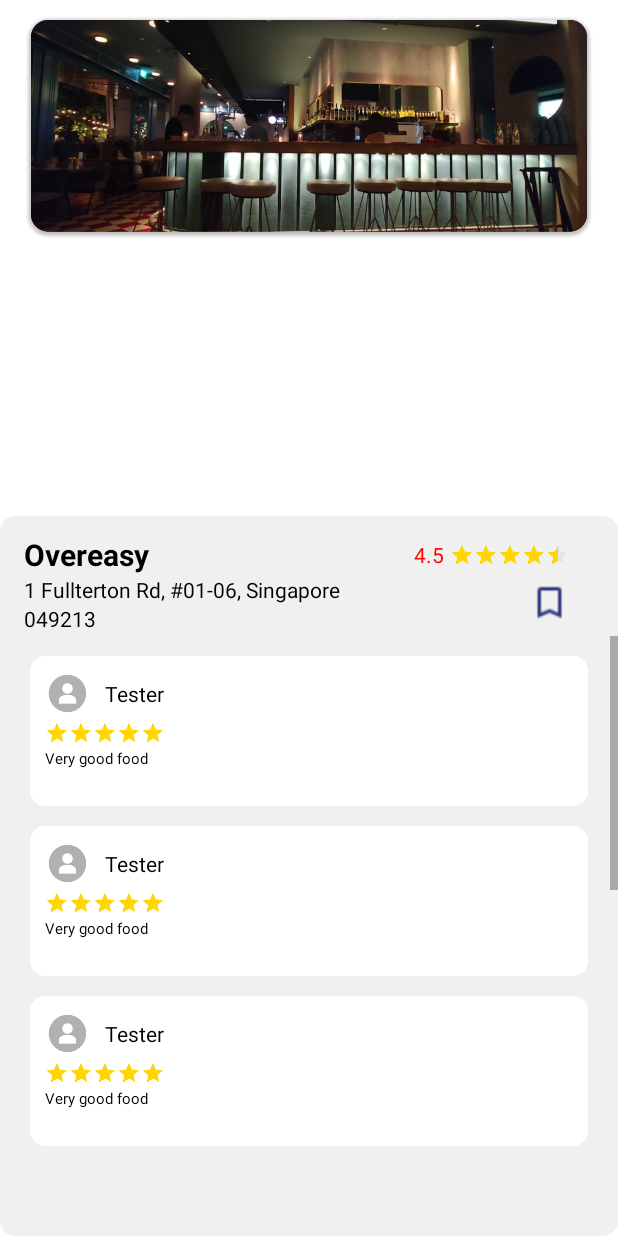
After one commit to AlexSiek/ANDE2020, an Android app: the RecoDetailActivity screen opened directly, with no data from a screen before it, on a phone screen of 412 x 824 dp. The commit adds this screen. Run offline under Robolectric (Android 15) with nearby library versions, the phone set to English and light mode, and no system bars.

Commit message:
Created Recommendation Detail Page, roughly done with base design

```diff
--- a/app/src/main/AndroidManifest.xml
+++ b/app/src/main/AndroidManifest.xml
@@ -38,6 +38,9 @@
         <activity android:name="com.example.exploresg.databaseTestActivity">
 
         </activity>
+        <activity android:name="com.example.exploresg.RecoDetailActivity">
+
+        </activity>
         <service
             android:name="com.example.exploresg.NotificationService"
             android:enabled="false"
--- /dev/null
+++ b/app/src/main/java/com/example/exploresg/RecoDetailActivity.java
@@ -0,0 +1,82 @@
+package com.example.exploresg;
+
+import android.os.Bundle;
+import android.widget.ImageView;
+import android.widget.RatingBar;
+import android.widget.TextView;
+import android.widget.Toast;
+
+import androidx.appcompat.app.AppCompatActivity;
+import androidx.recyclerview.widget.LinearLayoutManager;
+import androidx.recyclerview.widget.RecyclerView;
+
+import java.util.ArrayList;
+
+public class RecoDetailActivity extends AppCompatActivity {
+
+    private RecyclerView reviewRecyclerView;
+    private ArrayList<Reviewitem> reviewItem = new ArrayList<>();
+
+    @Override
+    protected void onCreate(Bundle savedInstanceState) {
+        super.onCreate(savedInstanceState);
+        setContentView(R.layout.recodetail_activity);
+        //RecyclerView
+        bindItemData();
+        setUIRef();
+
+
+        // To be called after fetching data - Set Selected Reco Detail Info
+        setRecoDetailData();
+    }
+
+    private void setUIRef()
+    {
+        //Reference of RecyclerView
+        reviewRecyclerView = findViewById(R.id.reviewItems);
+        //Linear Layout Manager
+        LinearLayoutManager linearLayoutManager = new LinearLayoutManager(RecoDetailActivity.this, RecyclerView.VERTICAL, false);
+        //Set Layout Manager to RecyclerView
+        reviewRecyclerView.setLayoutManager(linearLayoutManager);
+
+        //Create adapter
+        ReviewRecycleritemArrayAdapter myRecyclerViewAdapter = new ReviewRecycleritemArrayAdapter(reviewItem, new ReviewRecycleritemArrayAdapter.MyRecyclerViewItemClickListener()
+        {
+            //Handling clicks
+            @Override
+            public void onItemClicked(Reviewitem reviewItem)
+            {
+                Toast.makeText(RecoDetailActivity.this, reviewItem.getAuthorName(), Toast.LENGTH_SHORT).show();
+            }
+        });
+
+        //Set adapter to RecyclerView
+        reviewRecyclerView.setAdapter(myRecyclerViewAdapter);
+    }
+
+    private void bindItemData()
+    {
+        reviewItem.add(new Reviewitem(R.drawable.test_profile, "Tester", 5, "Very good food"));
+        reviewItem.add(new Reviewitem(R.drawable.test_profile, "Tester", 5, "Very good food"));
+        reviewItem.add(new Reviewitem(R.drawable.test_profile, "Tester", 5, "Very good food"));
+    }
+
+    private void setRecoDetailData() {
+        // Declaration
+        ImageView image = findViewById(R.id.restaurantImage);
+        TextView name = findViewById(R.id.name);
+        RatingBar rating = findViewById(R.id.rating);
+        TextView ratingNumber = findViewById(R.id.ratingNumber);
+        TextView vicinity = findViewById(R.id.location);
+        TextView postalCode = findViewById(R.id.postalCode);
+
+        // Assign Values Here
+        image.setImageResource(R.drawable.test_overeasy_rect);
+        name.setText("Overeasy");
+        rating.setRating((float) 4.5);
+        ratingNumber.setText("4.5");
+        vicinity.setText("1 Fullterton Rd, #01-06, Singapore");
+        postalCode.setText("049213");
+    }
+
+}
--- a/app/src/main/java/com/example/exploresg/RecoPageActivity.java
+++ b/app/src/main/java/com/example/exploresg/RecoPageActivity.java
@@ -2,6 +2,7 @@
 
 import android.Manifest;
 import android.annotation.SuppressLint;
+import android.content.Intent;
 import android.content.pm.PackageManager;
 import android.location.Location;
 import android.location.LocationListener;
@@ -143,6 +144,8 @@
                                 public void onItemClicked(SubRecycleritem locationItem)
                                 {
                                     Toast.makeText(RecoPageActivity.this, locationItem.getName(), Toast.LENGTH_SHORT).show();
+                                    Intent i = new Intent(RecoPageActivity.this, RecoDetailActivity.class);
+                                    startActivity(i);
                                 }
                             });
 
--- a/app/src/main/java/com/example/exploresg/RecommendationDetailItem.java
+++ /dev/null
@@ -1,10 +0,0 @@
-package com.example.exploresg;
-
-public class RecommendationDetailItem {
-
-
-
-    public RecommendationDetailItem () {
-
-    }
-}
--- /dev/null
+++ b/app/src/main/java/com/example/exploresg/ReviewRecycleritemArrayAdapter.java
@@ -0,0 +1,98 @@
+package com.example.exploresg;
+
+import android.graphics.Color;
+import android.media.Rating;
+import android.view.LayoutInflater;
+import android.view.View;
+import android.view.ViewGroup;
+import android.widget.ImageView;
+import android.widget.RatingBar;
+import android.widget.TextView;
+
+import androidx.annotation.NonNull;
+import androidx.recyclerview.widget.RecyclerView;
+
+import org.w3c.dom.Text;
+
+import java.util.ArrayList;
+
+public class ReviewRecycleritemArrayAdapter extends RecyclerView.Adapter<ReviewRecycleritemArrayAdapter.MyViewHolder> {
+
+    private ArrayList<Reviewitem> reviewItem;
+    private ReviewRecycleritemArrayAdapter.MyRecyclerViewItemClickListener mItemClickListener;
+    public ReviewRecycleritemArrayAdapter(ArrayList<Reviewitem> reviewItem, ReviewRecycleritemArrayAdapter.MyRecyclerViewItemClickListener itemClickListener) {
+        this.reviewItem = reviewItem;
+        this.mItemClickListener = itemClickListener;
+    }
+
+    @NonNull
+    @Override
+    public ReviewRecycleritemArrayAdapter.MyViewHolder onCreateViewHolder(@NonNull ViewGroup parent, int viewType) {
+        //Inflate RecyclerView row
+        View view = LayoutInflater.from(parent.getContext()).inflate(R.layout.review_recycleritem, parent, false);
+
+        //Create View Holder
+        final ReviewRecycleritemArrayAdapter.MyViewHolder myViewHolder = new ReviewRecycleritemArrayAdapter.MyViewHolder(view);
+
+        //Item Clicks
+        myViewHolder.itemView.setOnClickListener(new View.OnClickListener() {
+            @Override
+            public void onClick(View v) {
+                mItemClickListener.onItemClicked(reviewItem.get(myViewHolder.getLayoutPosition()));
+            }
+        });
+
+        return myViewHolder;
+    }
+
+    @Override
+    public void onBindViewHolder(@NonNull ReviewRecycleritemArrayAdapter.MyViewHolder holder, int position) {
+
+        int profilePicture = reviewItem.get(position).getAuthorImage();
+        String authorName = reviewItem.get(position).getAuthorName();
+        double rating = reviewItem.get(position).getRating();
+        String review = reviewItem.get(position).getReview();
+        //Set Image
+        holder.profilePicture.setImageResource(profilePicture);
+        holder.authorName.setText(authorName);
+        holder.rating.setRating((float) rating);
+        holder.review.setText(review);
+    }
+
+    @Override
+    public int getItemCount() {
+        return reviewItem.size();
+    }
+
+    @Override
+    public int getItemViewType(int position) {
+        return position;
+    }
+
+    @Override
+    public long getItemId(int position) {
+        return position;
+    }
+
+    //RecyclerView View Holder
+    class MyViewHolder extends RecyclerView.ViewHolder {
+        private ImageView profilePicture;
+        private TextView authorName;
+        private RatingBar rating;
+        private TextView review;
+
+        MyViewHolder(@NonNull View itemView) {
+            super(itemView);
+            profilePicture = itemView.findViewById(R.id.profilePicture);
+            authorName = itemView.findViewById(R.id.authorName);
+            rating = itemView.findViewById(R.id.reviewRating);
+            review = itemView.findViewById(R.id.review);
+        }
+    }
+
+    //RecyclerView Click Listener
+    public interface MyRecyclerViewItemClickListener {
+        void onItemClicked(Reviewitem reviewitem);
+    }
+
+}
--- /dev/null
+++ b/app/src/main/java/com/example/exploresg/Reviewitem.java
@@ -0,0 +1,24 @@
+package com.example.exploresg;
+
+public class Reviewitem {
+
+    private int authorImage;
+    private String authorName;
+    private double rating;
+    private String review;
+
+    public Reviewitem(int authorImage, String authorName, double rating, String review) {
+        this.authorImage = authorImage;
+        this.authorName = authorName;
+        this.rating = rating;
+        this.review = review;
+    }
+
+    public int getAuthorImage() { return this.authorImage; }
+
+    public String getAuthorName() { return this.authorName; }
+
+    public double getRating() { return this.rating; }
+
+    public String getReview() { return this.review; }
+}
--- a/app/src/main/java/com/example/exploresg/SubRecycleritemArrayAdapter.java
+++ b/app/src/main/java/com/example/exploresg/SubRecycleritemArrayAdapter.java
@@ -4,6 +4,7 @@
 import android.view.LayoutInflater;
 import android.view.View;
 import android.view.ViewGroup;
+import android.widget.ImageSwitcher;
 import android.widget.ImageView;
 import android.widget.RatingBar;
 import android.widget.TextView;
--- /dev/null
+++ b/app/src/main/res/drawable/reviewitem_background.xml
@@ -0,0 +1,9 @@
+<?xml version="1.0" encoding="utf-8"?>
+<selector xmlns:android="http://schemas.android.com/apk/res/android">
+    <item>
+        <shape android:shape="rectangle">
+            <solid android:color="#FFFFFF"/>
+            <corners android:radius="10dp"/>
+        </shape>
+    </item>
+</selector>
--- a/app/src/main/res/layout/about_activity.xml
+++ b/app/src/main/res/layout/about_activity.xml
@@ -159,7 +159,7 @@
         android:id="@+id/textView11"
         android:layout_width="wrap_content"
         android:layout_height="wrap_content"
-        android:layout_marginStart="75dp"
+        android:layout_marginStart="78dp"
         android:layout_marginTop="12dp"
         android:text="Alex Siek"
         app:layout_constraintStart_toEndOf="@+id/textView10"
@@ -169,7 +169,7 @@
         android:id="@+id/textView12"
         android:layout_width="wrap_content"
         android:layout_height="wrap_content"
-        android:layout_marginStart="70dp"
+        android:layout_marginStart="71dp"
         android:layout_marginTop="12dp"
         android:text="Reagan Lai"
         app:layout_constraintStart_toEndOf="@+id/textView11"
--- /dev/null
+++ b/app/src/main/res/layout/recodetail_activity.xml
@@ -0,0 +1,113 @@
+<?xml version="1.0" encoding="utf-8"?>
+<androidx.constraintlayout.widget.ConstraintLayout xmlns:android="http://schemas.android.com/apk/res/android"
+    xmlns:app="http://schemas.android.com/apk/res-auto"
+    xmlns:tools="http://schemas.android.com/tools"
+    android:layout_width="match_parent"
+    android:layout_height="match_parent">
+
+    <ImageView
+        android:id="@+id/restaurantImage"
+        android:layout_width="match_parent"
+        android:layout_height="150dp"
+        android:layout_marginTop="10dp"
+        app:layout_constraintEnd_toEndOf="parent"
+        app:layout_constraintStart_toStartOf="parent"
+        app:layout_constraintTop_toTopOf="parent"
+        app:srcCompat="@drawable/test_overeasy_rect" />
+
+    <TextView
+        android:id="@+id/background"
+        android:layout_width="match_parent"
+        android:layout_height="480dp"
+        android:background="@drawable/about_background"
+        app:layout_constraintBottom_toBottomOf="parent"
+        app:layout_constraintEnd_toEndOf="parent"
+        app:layout_constraintHorizontal_bias="0.5"
+        app:layout_constraintStart_toStartOf="parent" />
+
+    <TextView
+        android:id="@+id/name"
+        android:layout_width="wrap_content"
+        android:layout_height="wrap_content"
+        android:layout_marginStart="16dp"
+        android:layout_marginTop="12dp"
+        android:text="TextView"
+        android:textStyle="bold"
+        android:textSize="20dp"
+        app:layout_constraintStart_toStartOf="parent"
+        app:layout_constraintTop_toTopOf="@+id/background" />
+
+    <TextView
+        android:id="@+id/location"
+        android:layout_width="wrap_content"
+        android:layout_height="wrap_content"
+        android:layout_marginStart="16dp"
+        android:text="TextView"
+        app:layout_constraintStart_toStartOf="parent"
+        app:layout_constraintTop_toBottomOf="@+id/name" />
+
+    <TextView
+        android:id="@+id/postalCode"
+        android:layout_width="wrap_content"
+        android:layout_height="wrap_content"
+        android:layout_marginStart="16dp"
+        android:text="TextView"
+        app:layout_constraintStart_toStartOf="parent"
+        app:layout_constraintTop_toBottomOf="@+id/location" />
+
+    <TextView
+        android:id="@+id/ratingNumber"
+        android:layout_width="wrap_content"
+        android:layout_height="wrap_content"
+        android:layout_marginTop="16dp"
+        android:layout_marginEnd="4dp"
+        android:layout_weight="1"
+        android:text="TextView"
+        android:textColor="@color/red"
+        app:layout_constraintEnd_toStartOf="@+id/rating"
+        app:layout_constraintTop_toTopOf="@+id/background" />
+
+    <RatingBar
+        android:id="@+id/rating"
+        style="@style/customRatingBar"
+        android:layout_width="wrap_content"
+        android:layout_height="wrap_content"
+        android:layout_alignParentTop="@+id/locationName"
+        android:layout_marginTop="16dp"
+        android:layout_marginEnd="32dp"
+        android:numStars="5"
+        android:paddingTop="2dp"
+        android:paddingRight="2dp"
+        android:stepSize="0.1"
+        android:theme="@style/customRatingBar"
+        app:layout_constraintEnd_toEndOf="parent"
+        app:layout_constraintTop_toTopOf="@+id/background" />
+
+    <ImageView
+        android:id="@+id/imageView5"
+        android:layout_width="27dp"
+        android:layout_height="31dp"
+        android:layout_marginTop="8dp"
+        android:layout_marginEnd="32dp"
+        android:onClick="onClick"
+        app:layout_constraintEnd_toEndOf="parent"
+        app:layout_constraintTop_toBottomOf="@+id/rating"
+        app:srcCompat="@drawable/bookmark_border_purple_24px" />
+
+    <androidx.recyclerview.widget.RecyclerView
+        android:id="@+id/reviewItems"
+        android:layout_width="match_parent"
+        android:layout_height="400dp"
+        android:clipToPadding="false"
+        android:paddingBottom="160dp"
+        android:scrollbarSize="5dp"
+        android:scrollbarThumbVertical="@android:color/darker_gray"
+        android:scrollbars="vertical"
+        app:layout_constraintBottom_toBottomOf="parent"
+        app:layout_constraintEnd_toEndOf="parent"
+        app:layout_constraintHorizontal_bias="0.0"
+        app:layout_constraintStart_toStartOf="parent"
+        app:layout_constraintTop_toTopOf="parent"
+        app:layout_constraintVertical_bias="1.0" />
+
+</androidx.constraintlayout.widget.ConstraintLayout>
--- /dev/null
+++ b/app/src/main/res/layout/review_recycleritem.xml
@@ -0,0 +1,56 @@
+<?xml version="1.0" encoding="utf-8"?>
+<androidx.constraintlayout.widget.ConstraintLayout
+    xmlns:android="http://schemas.android.com/apk/res/android"
+    xmlns:app="http://schemas.android.com/apk/res-auto"
+    xmlns:tools="http://schemas.android.com/tools"
+    android:layout_width="match_parent"
+    android:layout_height="100dp"
+    android:orientation="vertical"
+    android:background="@drawable/reviewitem_background"
+    android:layout_centerHorizontal="true"
+    android:layout_marginTop="13dp"
+    android:layout_marginHorizontal="20dp"
+    android:padding="10dp">
+
+    <ImageView
+        android:id="@+id/profilePicture"
+        android:layout_width="30dp"
+        android:layout_height="30dp"
+        app:layout_constraintStart_toStartOf="parent"
+        app:layout_constraintTop_toTopOf="parent"
+        app:srcCompat="@drawable/test_profile" />
+
+    <TextView
+        android:id="@+id/authorName"
+        android:layout_width="wrap_content"
+        android:layout_height="wrap_content"
+        android:layout_marginStart="10dp"
+        android:layout_marginTop="5dp"
+        android:text="TextView"
+        app:layout_constraintStart_toEndOf="@+id/profilePicture"
+        app:layout_constraintTop_toTopOf="parent" />
+
+    <RatingBar
+        android:id="@+id/reviewRating"
+        style="@style/customRatingBar"
+        android:layout_width="wrap_content"
+        android:layout_height="wrap_content"
+        android:layout_alignParentTop="@+id/locationName"
+        android:layout_marginTop="3dp"
+        android:numStars="5"
+        android:stepSize="0.1"
+        android:theme="@style/customRatingBar"
+        app:layout_constraintStart_toStartOf="parent"
+        app:layout_constraintTop_toBottomOf="@+id/profilePicture" />
+
+    <TextView
+        android:id="@+id/review"
+        android:layout_width="wrap_content"
+        android:layout_height="wrap_content"
+        android:layout_marginTop="2dp"
+        android:text="TextView"
+        android:textSize="10dp"
+        app:layout_constraintStart_toStartOf="parent"
+        app:layout_constraintTop_toBottomOf="@+id/reviewRating" />
+
+</androidx.constraintlayout.widget.ConstraintLayout>
```
Also changed, not shown: app/src/main/res/drawable-v24/test_profile.png (added), app/src/main/res/drawable/test_overeasy_rect.png (added), app/src/main/res/drawable/test_profile.png (added).
